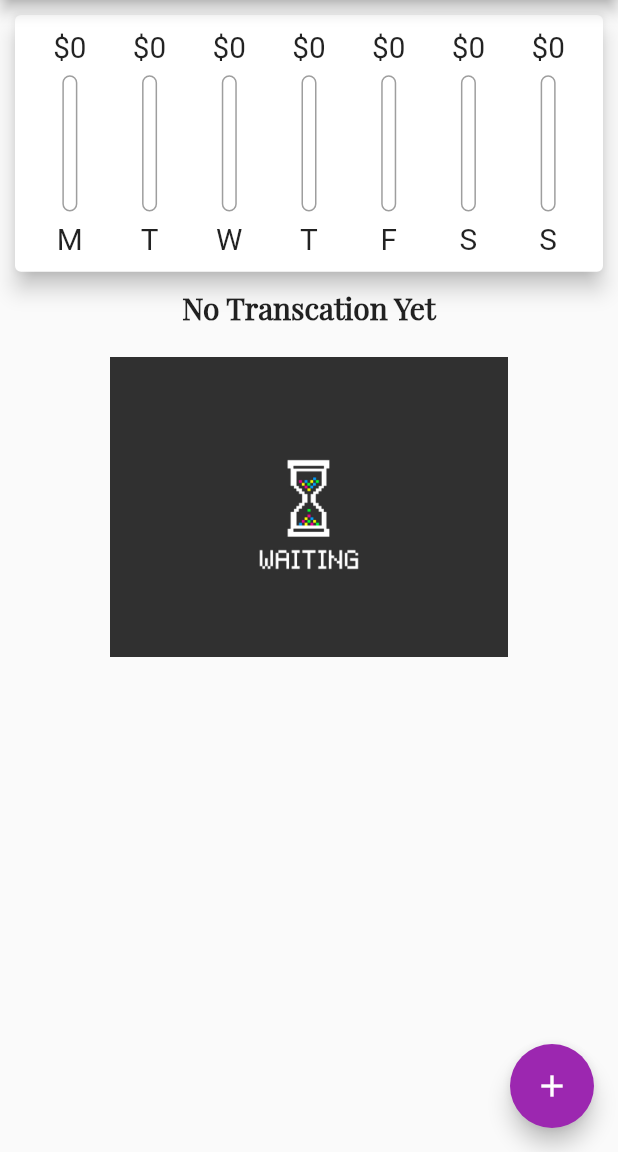
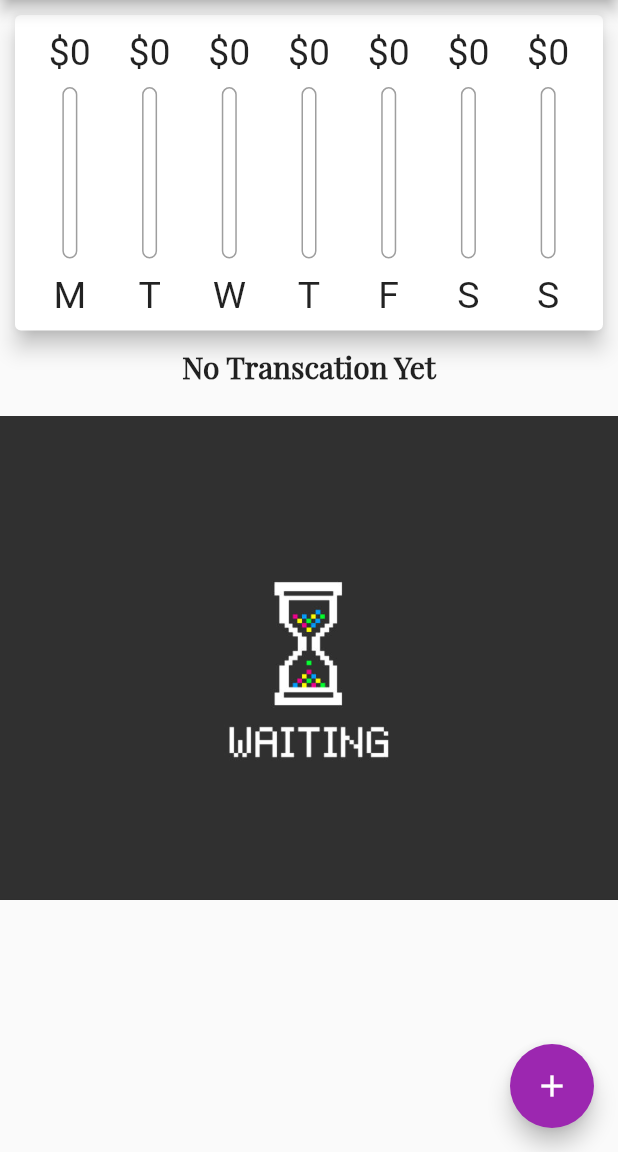
Before and after one commit to alphakzt99/expense, a Flutter app: the screen it shows after launch, on a phone screen of 412 x 824 dp, the part 84-1236 px from its top. Run offline on Flutter 3.47's test engine with Material 2 defaults, Android fonts, the phone set to English and light mode, and no system bars; project files that could hold a hidden picture were left out.

```diff
--- a/lib/main.dart
+++ b/lib/main.dart
@@ -35,9 +35,7 @@ class Expense extends StatefulWidget {
 }
 
 class _ExpenseState extends State<Expense> {
-  List<Transcations> usertranscations = [
-
-  ];
+  List<Transcations> usertranscations = [];
   void _addTranscation(String txtitle, double txamount, DateTime selectedDate) {
     final newTx = Transcations(
         id: DateTime.now().toString(),
@@ -48,6 +46,8 @@ class _ExpenseState extends State<Expense> {
       usertranscations.add(newTx);
     });
   }
+
+  bool _changed = false;
 
   void _startNewTranscation() {
     showModalBottomSheet(
@@ -67,6 +67,8 @@ class _ExpenseState extends State<Expense> {
 
   @override
   Widget build(BuildContext context) {
+    var isLandscape =
+        MediaQuery.of(context).orientation == Orientation.landscape;
     return Scaffold(
       floatingActionButton: FloatingActionButton(
         child: Icon(Icons.add),
@@ -77,8 +79,40 @@ class _ExpenseState extends State<Expense> {
       ),
       body: Container(
           child: Column(children: [
-        Chart(usertranscations),
-        NewTranscations(usertranscations, _deleteTranscations, _addTranscation)
+        if (isLandscape)
+          Row(
+            mainAxisAlignment: MainAxisAlignment.center,
+            children: [
+              Text("Show Chart"),
+              Switch(
+                  value: _changed,
+                  onChanged: (val) {
+                    setState(() {
+                      _changed = val;
+                    });
+                  })
+            ],
+          ),
+
+        if (!isLandscape) Container(
+          height: (MediaQuery.of(context).size.height - AppBar().preferredSize.height - MediaQuery.of(context).padding.top) * 0.3,
+          child: Chart(usertranscations,)),
+        if (!isLandscape)
+          Container(
+            height: (MediaQuery.of(context).size.height - AppBar().preferredSize.height - MediaQuery.of(context).padding.top) * 0.7,
+            child: NewTranscations(
+                usertranscations, _deleteTranscations, _addTranscation),
+          ),
+        if (isLandscape)
+          _changed
+              ? Container(
+                height: (MediaQuery.of(context).size.height - AppBar().preferredSize.height - MediaQuery.of(context).padding.top) * 0.7,
+                child: Chart(usertranscations,))
+              : Container(
+                height: (MediaQuery.of(context).size.height - AppBar().preferredSize.height - MediaQuery.of(context).padding.top) * 0.7,
+                child: NewTranscations(
+                    usertranscations, _deleteTranscations, _addTranscation),
+              ),
       ])),
     );
   }
--- a/lib/widget/chart.dart
+++ b/lib/widget/chart.dart
@@ -3,19 +3,26 @@ import 'package:expense/widget/chart-bar.dart';
 import 'package:expense/models/transcations.dart';
 import 'package:intl/intl.dart';
 
-class Chart extends StatelessWidget {
+class Chart extends StatefulWidget {
   final List<Transcations> recentTranscations;
-  Chart(this.recentTranscations);
+  Chart(
+    this.recentTranscations,
+  );
 
+  @override
+  State<Chart> createState() => _ChartState();
+}
+
+class _ChartState extends State<Chart> {
   List<Map<String, Object>> get transcationsRecentValues {
     return List.generate(7, (index) {
       final weekDay = DateTime.now().subtract(Duration(days: index));
       double totalSpending = 0.0;
-      for (var i = 0; i < recentTranscations.length; i++) {
-        if (recentTranscations[i].date.day == weekDay.day &&
-            recentTranscations[i].date.month == weekDay.month &&
-            recentTranscations[i].date.year == weekDay.year) {
-          totalSpending += recentTranscations[i].amount;
+      for (var i = 0; i < widget.recentTranscations.length; i++) {
+        if (widget.recentTranscations[i].date.day == weekDay.day &&
+            widget.recentTranscations[i].date.month == weekDay.month &&
+            widget.recentTranscations[i].date.year == weekDay.year) {
+          totalSpending += widget.recentTranscations[i].amount;
         }
       }
       return {
@@ -33,9 +40,7 @@ class Chart extends StatelessWidget {
 
   @override
   Widget build(BuildContext context) {
-    return Container(
-      height: MediaQuery.of(context).size.height * 0.3 - AppBar().preferredSize.height - MediaQuery.of(context).padding.top,
-      child: Card(
+    return Card(
       elevation: 6,
       margin: EdgeInsets.all(10),
       child: Padding(
@@ -52,7 +57,6 @@ class Chart extends StatelessWidget {
           ],
         ),
       ),
-      ),
     );
   }
 }
--- a/lib/widget/new_transcations.dart
+++ b/lib/widget/new_transcations.dart
@@ -1,12 +1,15 @@
 import 'package:flutter/material.dart';
 import 'package:intl/intl.dart';
-import 'package:expense/widget/user_transcations.dart';
 
 class NewTranscations extends StatefulWidget {
   List userTranscations = [];
   Function add;
   Function deleteTranscations;
-  NewTranscations(this.userTranscations, this.deleteTranscations, this.add);
+  NewTranscations(
+    this.userTranscations,
+    this.deleteTranscations,
+    this.add,
+  );
 
   @override
   _NewTranscationsState createState() => _NewTranscationsState();
@@ -21,14 +24,10 @@ class _NewTranscationsState extends State<NewTranscations> {
   }
 
   Widget build(BuildContext context) {
-    var size = MediaQuery.of(context).size;
-    return Expanded(
-      child: Container(
-        height: size.height * 0.7 -
-            AppBar().preferredSize.height -
-            MediaQuery.of(context).padding.top,
-        child: widget.userTranscations.isEmpty
-            ? Column(
+    return widget.userTranscations.isEmpty
+        ? LayoutBuilder(
+          builder: (context, constraints) =>
+          Column(
               children: [
                 Text(
                   'No Transcation Yet',
@@ -38,12 +37,13 @@ class _NewTranscationsState extends State<NewTranscations> {
                   height: 20,
                 ),
                 Container(
-                      height: 200,
+                    height: constraints.maxHeight * 0.6,
                     child: Image.asset(
                       'assets/images/Waiting.jpg',
                       fit: BoxFit.cover,
-                      ))
+                    )),
               ],
+            ),
         )
         : ListView.builder(
             itemBuilder: (context, index) {
@@ -55,8 +55,7 @@ class _NewTranscationsState extends State<NewTranscations> {
                   });
                 },
                 child: Card(
-                        margin:
-                            EdgeInsets.symmetric(vertical: 20, horizontal: 15),
+                    margin: EdgeInsets.symmetric(vertical: 20, horizontal: 15),
                     elevation: 6,
                     child: ListTile(
                       leading: CircleAvatar(
@@ -86,8 +85,6 @@ class _NewTranscationsState extends State<NewTranscations> {
               );
             },
             itemCount: widget.userTranscations.length,
-              ),
-      ),
           );
   }
 }
```
Lines whose indentation alone changed are shown as unchanged.
